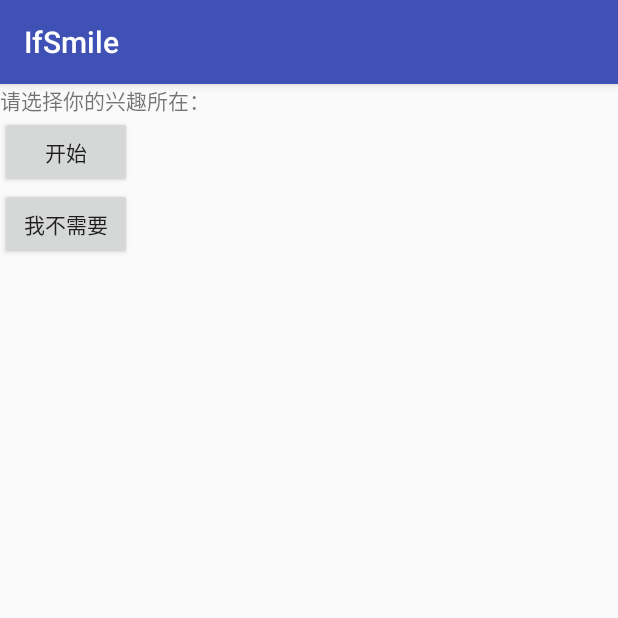
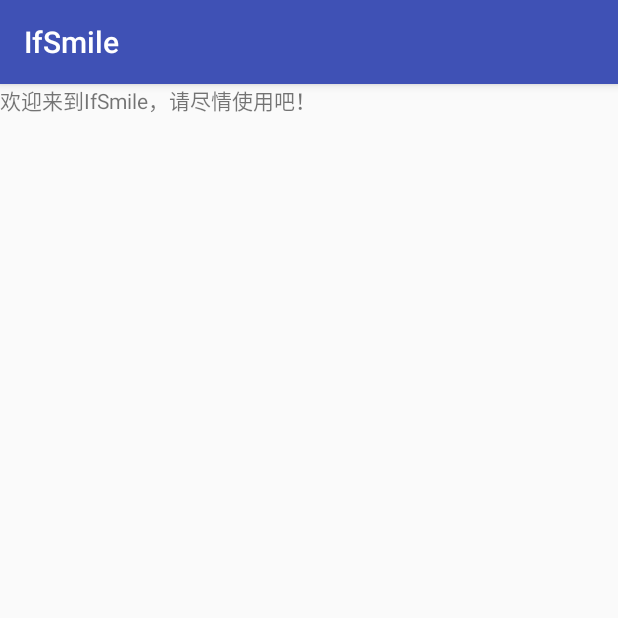
Before and after one commit to zhang-yongjiang/ifsmile, an Android app: the screen it shows after launch (SmileActivity before the commit, StartSmileActivity after it), after a tap on "开始", on a phone screen of 412 x 824 dp, the top half of it. Run offline under Robolectric (Android 15) with nearby library versions, the phone set to English and light mode, and no system bars.

Commit message:
4th commit.

```diff
--- a/app/src/main/AndroidManifest.xml
+++ b/app/src/main/AndroidManifest.xml
@@ -8,6 +8,7 @@
         android:label="@string/app_name"
         android:supportsRtl="true"
         android:theme="@style/AppTheme">
+
         <activity android:name=".SmileActivity">
             <intent-filter>
                 <action android:name="android.intent.action.MAIN"/>
@@ -15,6 +16,10 @@
                 <category android:name="android.intent.category.LAUNCHER"/>
             </intent-filter>
         </activity>
+        <activity android:name=".StartSmileActivity">
+
+        </activity>
+
     </application>
 
 </manifest>
--- a/app/src/main/java/app/ifsmile/com/ifsmile/SmileActivity.java
+++ b/app/src/main/java/app/ifsmile/com/ifsmile/SmileActivity.java
@@ -1,8 +1,10 @@
 package app.ifsmile.com.ifsmile;
 
+import android.content.Intent;
 import android.os.Bundle;
 import android.support.v7.app.AppCompatActivity;
 import android.view.View;
+import android.view.Window;
 import android.widget.Button;
 import android.widget.Toast;
 
@@ -14,15 +16,24 @@ public class SmileActivity extends AppCompatActivity {
     @Override
     protected void onCreate(Bundle savedInstanceState) {
         super.onCreate(savedInstanceState);
+        requestWindowFeature(Window.FEATURE_NO_TITLE);
         setContentView(R.layout.activity_smile);
+
+
         start=(Button)findViewById(R.id.start_button);
+        noChoice=(Button)findViewById(R.id.without_choice);
+
+        //设置开始按钮事件
         start.setOnClickListener(new View.OnClickListener() {
             @Override
             public void onClick(View v) {
+                Intent toStartActivity=new Intent(SmileActivity.this,StartSmileActivity.class);
+                startActivity(toStartActivity);
                 Toast.makeText(SmileActivity.this,"欢迎来到IfSmile",Toast.LENGTH_SHORT).show();
             }
         });
-        noChoice=(Button)findViewById(R.id.without_choice);
+
+        //设置下一步按钮事件
         noChoice.setOnClickListener(new View.OnClickListener() {
             @Override
             public void onClick(View v) {
--- /dev/null
+++ b/app/src/main/java/app/ifsmile/com/ifsmile/StartSmileActivity.java
@@ -0,0 +1,18 @@
+package app.ifsmile.com.ifsmile;
+
+import android.os.Bundle;
+import android.support.v7.app.AppCompatActivity;
+import android.view.Window;
+
+/**
+ * Created by zyj on 16-11-20.
+ */
+
+public class StartSmileActivity extends AppCompatActivity{
+    @Override
+    protected void onCreate(Bundle savedInstanceState) {
+        super.onCreate(savedInstanceState);
+        requestWindowFeature(Window.FEATURE_NO_TITLE);
+        setContentView(R.layout.activity_smile_main);
+    }
+}
--- /dev/null
+++ b/app/src/main/res/layout/activity_smile_main.xml
@@ -0,0 +1,11 @@
+<?xml version="1.0" encoding="utf-8"?>
+<LinearLayout xmlns:android="http://schemas.android.com/apk/res/android"
+              android:orientation="vertical"
+              android:layout_width="match_parent"
+              android:layout_height="match_parent">
+    <TextView
+        android:layout_width="match_parent"
+        android:layout_height="match_parent"
+        android:text="@string/welcome_text"/>
+
+</LinearLayout>
--- a/app/src/main/res/values/strings.xml
+++ b/app/src/main/res/values/strings.xml
@@ -1,3 +1,4 @@
 <resources>
     <string name="app_name">IfSmile</string>
+    <string name="welcome_text">欢迎来到IfSmile，请尽情使用吧！</string>
 </resources>
--- a/build.gradle
+++ b/build.gradle
@@ -5,7 +5,7 @@ buildscript {
         jcenter()
     }
     dependencies {
-        classpath 'com.android.tools.build:gradle:2.2.1'
+        classpath 'com.android.tools.build:gradle:2.2.2'
 
         // NOTE: Do not place your application dependencies here; they belong
         // in the individual module build.gradle files
```
Also changed, not shown: app/src/main/res/layout/activity_smile.xml (+10 -2 lines).
